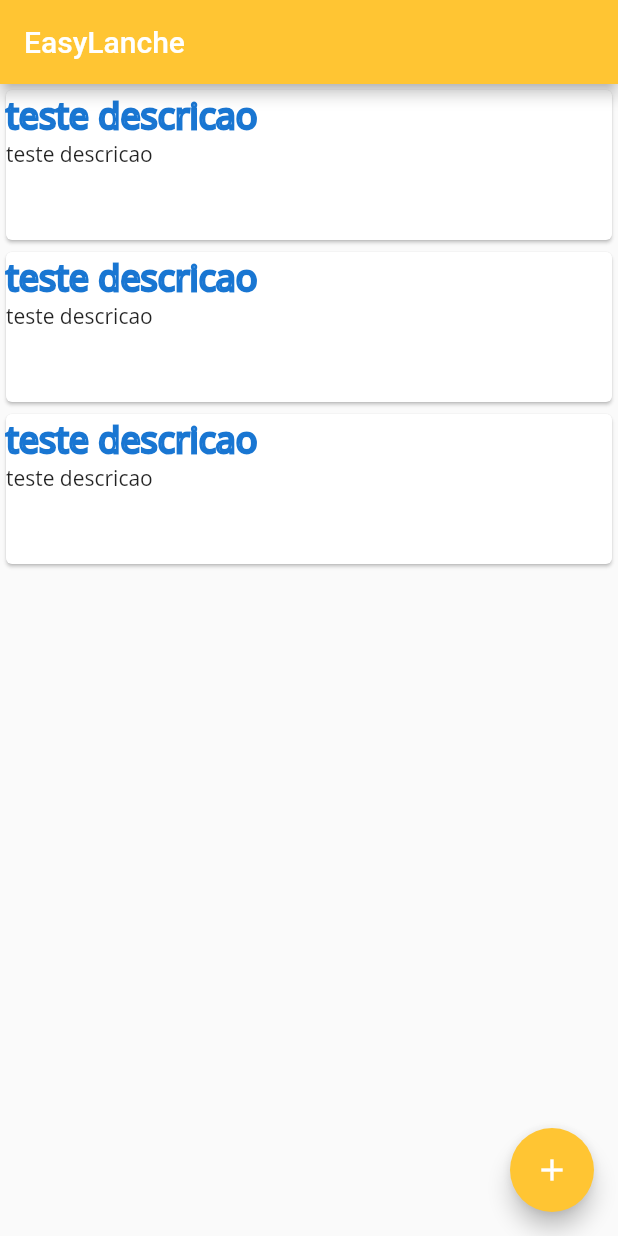
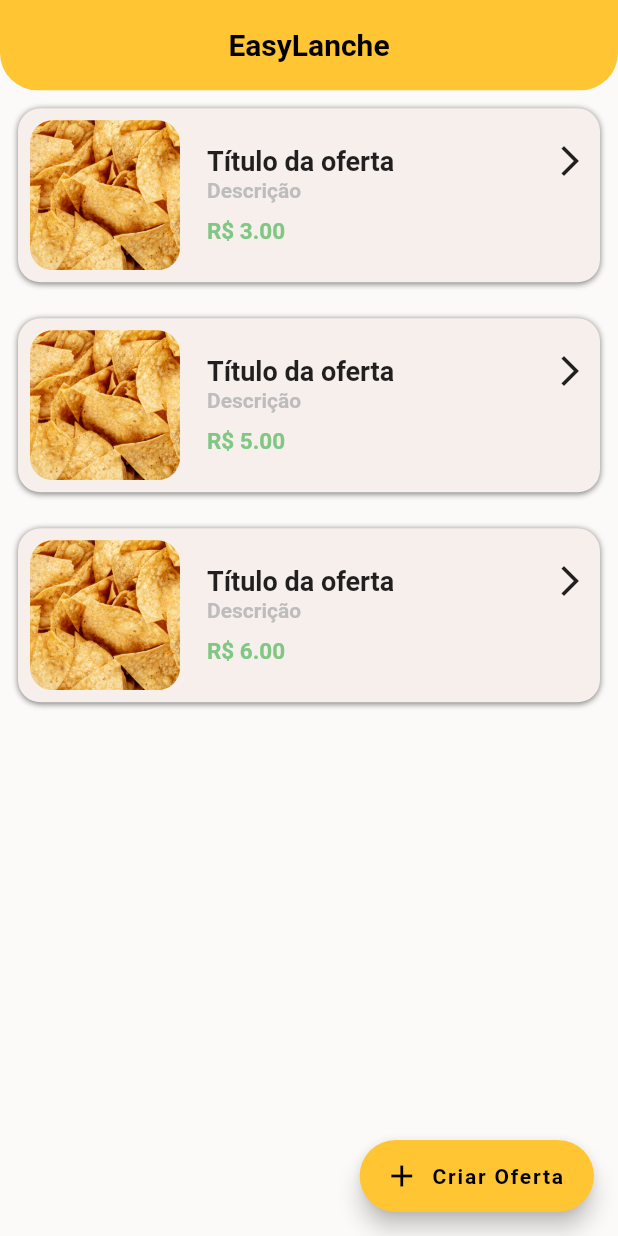
Before and after one commit to yuredev/easylanche-app, a Flutter app: the screen it shows after launch, on a phone screen of 412 x 824 dp. Run offline on Flutter 3.47's test engine with Material 2 defaults, Android fonts, the phone set to English and light mode, and no system bars; our stand-ins replace dio, flutter_bloc, get_it; Roboto replaces fonts that are missing (Open Sans, RobotoMono).

Commit message:
feature: atualizar layout da tela de feed e do widget do card

```diff
--- a/lib/core/constants/cores.dart
+++ b/lib/core/constants/cores.dart
@@ -2,4 +2,6 @@ import 'package:flutter/material.dart';
 
 abstract class Cores {
   static const laranjaPrincipal = Color(0xFFFFC533);
+  static const cinzaBackground = Color(0xFFfbfaf8);
+
 }
--- a/lib/presentation/pages/feed_page.dart
+++ b/lib/presentation/pages/feed_page.dart
@@ -8,23 +8,20 @@ class FeedPage extends StatelessWidget {
   final List<Post> posts = [
     Post(
         id: "1",
-        title: "teste descricao",
-        descricao:
-            "teste descricao",
+        title: "Título da oferta",
+        descricao: "Descrição",
         value: 3.0,
         type: true),
     Post(
         id: "2",
-        title: "teste descricao",
-        descricao:
-            "teste descricao",
+        title: "Título da oferta",
+        descricao: "Descrição",
         value: 5.0,
         type: true),
     Post(
         id: "3",
-        title: "teste descricao",
-        descricao:
-            "teste descricao",
+        title: "Título da oferta",
+        descricao: "Descrição",
         value: 6.0,
         type: true),
   ];
@@ -33,13 +30,32 @@ class FeedPage extends StatelessWidget {
   Widget build(BuildContext context) {
     return Scaffold(
       appBar: AppBar(
-        title: const Text('EasyLanche'),
+        title: const Text(
+          "EasyLanche",
+          style: TextStyle(
+            color: Color.fromARGB(255, 0, 0, 0),
+            fontWeight: FontWeight.bold,
+          ),
+        ),
+        titleSpacing: 00.0,
+        centerTitle: true,
+        toolbarHeight: 60.2,
+        toolbarOpacity: 0.8,
+        shape: const RoundedRectangleBorder(
+          borderRadius: BorderRadius.only(
+              bottomRight: Radius.circular(25),
+              bottomLeft: Radius.circular(25)),
+        ),
+        elevation: 0.00,
         backgroundColor: Cores.laranjaPrincipal,
-      ),
+      ), //
       body: Container(
+        constraints: BoxConstraints.expand(),
+        color: Cores.cinzaBackground,
         height: 420,
         child: posts.isEmpty
-            ? Column(
+            ? Center(
+                child: Column(
                   children: [
                     SizedBox(height: 20),
                     Text(
@@ -47,23 +63,29 @@ class FeedPage extends StatelessWidget {
                     ),
                     SizedBox(height: 20),
                   ],
+                ),
               )
             : ListView.builder(
                 itemCount: posts.length,
                 itemBuilder: (ctx, index) {
                   final p = posts[index];
-                  return CardOfertaWidget(
-                    title:p.title,
-                    descricao:p.descricao,
-                    value: p.value
+                  return Padding(
+                    padding: const EdgeInsets.all(12.0),
+                    child: CardOfertaWidget(
+                        title: p.title, descricao: p.descricao, value: p.value),
                   );
                 },
               ),
       ),
-      floatingActionButton: FloatingActionButton(
+      floatingActionButton: FloatingActionButton.extended(
+        backgroundColor: Cores.laranjaPrincipal,
+        foregroundColor: Colors.black,
         onPressed: () {},
-        child: Icon(Icons.add),
-        backgroundColor: Cores.laranjaPrincipal,
+        label: Text('Criar Oferta',
+            style: TextStyle(
+              fontWeight: FontWeight.bold,
+            )),
+        icon: Icon(Icons.add),
       ),
     );
   }
--- a/lib/presentation/widgets/feed/card_oferta_widget.dart
+++ b/lib/presentation/widgets/feed/card_oferta_widget.dart
@@ -16,33 +16,66 @@ class CardOfertaWidget extends StatelessWidget {
 
   @override
   Widget build(BuildContext context) {
-    return Card(
-      child: SizedBox(
-        width: 300,
-        height: 100,
-        child: Column(
+    return Container(
+      decoration: BoxDecoration(
+        color: Color.fromARGB(255, 246, 239, 236),
+        borderRadius: BorderRadius.circular(15),
+        boxShadow: [
+          BoxShadow(
+            color: Color.fromARGB(255, 0, 0, 0).withOpacity(0.5),
+            blurRadius: 3,
+            offset: Offset(0, 1),
+          ),
+        ],
+      ),
+      width: double.infinity,
+      child: Container(
+        margin: EdgeInsets.all(8),
+        child: Row(
           children: [
-            Row(
-              children: [
-                Text(
-                  title,
-                  style: TextStyle(
-                    fontSize: 24,
-                    foreground: Paint()
-                      ..style = PaintingStyle.stroke
-                      ..strokeWidth = 2
-                      ..color = Colors.blue[700]!,
-                    fontFamily: 'Open Sans',
-                  ),
+            ClipRRect(
+              borderRadius: BorderRadius.circular(15),
+              child: Image.asset(
+                'assets/images/salgado.jpg',
+                width: 100,
+                height: 100,
+                fit: BoxFit.contain,
+              ),
+            ),
+            Expanded(
+              child: Container(
+                margin: EdgeInsets.only(left: 18),
+                child: Column(
+                  crossAxisAlignment: CrossAxisAlignment.start,
+                  children: [
+                    Row(
+                      mainAxisAlignment: MainAxisAlignment.spaceBetween,
+                      children: [
+                        Text(title,
+                            style: TextStyle(
+                              fontFamily: 'RobotoMono',
+                              fontWeight: FontWeight.bold,
+                              fontSize: 18,
+                            )),
+                        Icon(Icons.arrow_forward_ios),
+                      ],
+                    ),
+                    Text(descricao,
+                        style: TextStyle(
+                          color: Colors.grey[400],
+                          fontWeight: FontWeight.bold,
+                        )),
+                    Text("R\$ ${value.toString()}0",
+                        style: TextStyle(
+                          height: 2,
+                          fontSize: 15,
+                          color: Colors.green[300],
+                          fontWeight: FontWeight.bold,
+                        )),
+                  ],
                 ),
-              ],
-            ),
-            Row(children: [
-              Text(
-                descricao,
-                style: TextStyle(fontFamily: 'Open Sans'),
-              )
-            ])
+              ),
+            )
           ],
         ),
       ),
```
Also changed, not shown: assets/images/salgado.jpg (added). Lines whose indentation alone changed are shown as unchanged.
